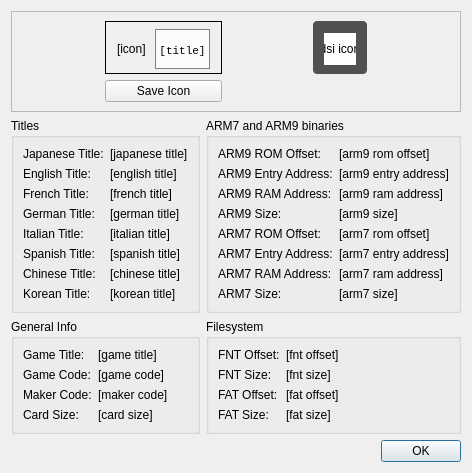
Qt form src/frontend/qt_sdl/ROMInfoDialog.ui (melonDS-emu/melonDS) before a commit.
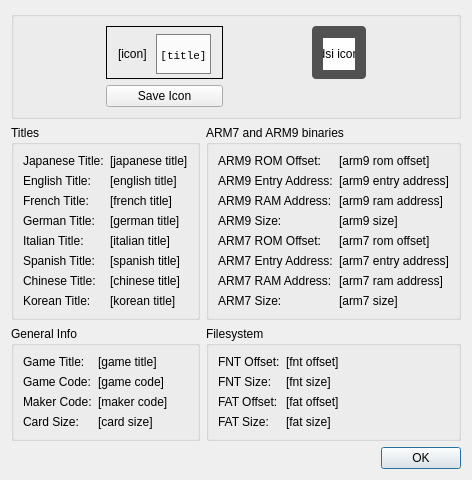
The same form after that commit.

Commit message: Change Frame to GroupBox

Diff of the .ui file:
```diff
--- a/src/frontend/qt_sdl/ROMInfoDialog.ui
+++ b/src/frontend/qt_sdl/ROMInfoDialog.ui
@@ -20,263 +20,6 @@
    <string>ROM Info - melonDS</string>
   </property>
   <layout class="QGridLayout" name="gridLayout">
-   <item row="0" column="0" colspan="2">
-    <widget class="QFrame" name="frame_2">
-     <property name="frameShape">
-      <enum>QFrame::StyledPanel</enum>
-     </property>
-     <property name="frameShadow">
-      <enum>QFrame::Raised</enum>
-     </property>
-     <layout class="QGridLayout" name="gridLayout_9">
-      <item row="0" column="1">
-       <widget class="QGroupBox" name="iconBox">
-        <property name="sizePolicy">
-         <sizepolicy hsizetype="Preferred" vsizetype="Preferred">
-          <horstretch>0</horstretch>
-          <verstretch>0</verstretch>
-         </sizepolicy>
-        </property>
-        <property name="styleSheet">
-         <string notr="true">#iconBox {
-    border: 1px solid black;
-    background-color:  qlineargradient(x1: 0, y1: 0, x2: 0, y2: 1, 
-    stop: 0 white,  
-    stop: 1 lightgrey);
-}
-
-#titleBox {
-    border: 0.5px solid grey;
-    background-color: #fbfbfb;
-}
-
-#iconTitle {
-    color: black;
-}
-</string>
-        </property>
-        <property name="title">
-         <string/>
-        </property>
-        <property name="alignment">
-         <set>Qt::AlignCenter</set>
-        </property>
-        <property name="flat">
-         <bool>false</bool>
-        </property>
-        <property name="checkable">
-         <bool>false</bool>
-        </property>
-        <layout class="QGridLayout" name="gridLayout_2">
-         <property name="topMargin">
-          <number>2</number>
-         </property>
-         <property name="bottomMargin">
-          <number>2</number>
-         </property>
-         <item row="0" column="1">
-          <widget class="QLabel" name="iconImage">
-           <property name="sizePolicy">
-            <sizepolicy hsizetype="Preferred" vsizetype="Preferred">
-             <horstretch>0</horstretch>
-             <verstretch>0</verstretch>
-            </sizepolicy>
-           </property>
-           <property name="minimumSize">
-            <size>
-             <width>32</width>
-             <height>32</height>
-            </size>
-           </property>
-           <property name="maximumSize">
-            <size>
-             <width>32</width>
-             <height>32</height>
-            </size>
-           </property>
-           <property name="text">
-            <string>[icon]</string>
-           </property>
-          </widget>
-         </item>
-         <item row="0" column="2">
-          <widget class="QGroupBox" name="titleBox">
-           <property name="sizePolicy">
-            <sizepolicy hsizetype="Expanding" vsizetype="Expanding">
-             <horstretch>0</horstretch>
-             <verstretch>0</verstretch>
-            </sizepolicy>
-           </property>
-           <property name="title">
-            <string/>
-           </property>
-           <layout class="QGridLayout" name="gridLayout_4">
-            <property name="leftMargin">
-             <number>1</number>
-            </property>
-            <property name="topMargin">
-             <number>1</number>
-            </property>
-            <property name="rightMargin">
-             <number>1</number>
-            </property>
-            <property name="bottomMargin">
-             <number>1</number>
-            </property>
-            <item row="0" column="0">
-             <widget class="QLabel" name="iconTitle">
-              <property name="sizePolicy">
-               <sizepolicy hsizetype="MinimumExpanding" vsizetype="MinimumExpanding">
-                <horstretch>0</horstretch>
-                <verstretch>0</verstretch>
-               </sizepolicy>
-              </property>
-              <property name="font">
-               <font>
-                <family>Courier New</family>
-                <pointsize>8</pointsize>
-                <weight>50</weight>
-                <italic>false</italic>
-                <bold>false</bold>
-               </font>
-              </property>
-              <property name="text">
-               <string>[title]</string>
-              </property>
-              <property name="alignment">
-               <set>Qt::AlignCenter</set>
-              </property>
-             </widget>
-            </item>
-           </layout>
-          </widget>
-         </item>
-        </layout>
-       </widget>
-      </item>
-      <item row="0" column="3">
-       <widget class="QGroupBox" name="dsiIconBox">
-        <property name="sizePolicy">
-         <sizepolicy hsizetype="Minimum" vsizetype="Minimum">
-          <horstretch>0</horstretch>
-          <verstretch>0</verstretch>
-         </sizepolicy>
-        </property>
-        <property name="styleSheet">
-         <string notr="true">#dsiIconBox {
-    border-radius: 4px;
-    background-color: #515151;
-}
-
-#dsiIconImage {
-    background-color: white;
-}</string>
-        </property>
-        <property name="title">
-         <string/>
-        </property>
-        <property name="alignment">
-         <set>Qt::AlignCenter</set>
-        </property>
-        <property name="flat">
-         <bool>false</bool>
-        </property>
-        <property name="checkable">
-         <bool>false</bool>
-        </property>
-        <layout class="QGridLayout" name="gridLayout_10">
-         <property name="leftMargin">
-          <number>8</number>
-         </property>
-         <property name="topMargin">
-          <number>6</number>
-         </property>
-         <property name="rightMargin">
-          <number>8</number>
-         </property>
-         <property name="bottomMargin">
-          <number>6</number>
-         </property>
-         <item row="0" column="0">
-          <widget class="QLabel" name="dsiIconImage">
-           <property name="sizePolicy">
-            <sizepolicy hsizetype="Minimum" vsizetype="Minimum">
-             <horstretch>0</horstretch>
-             <verstretch>0</verstretch>
-            </sizepolicy>
-           </property>
-           <property name="minimumSize">
-            <size>
-             <width>32</width>
-             <height>32</height>
-            </size>
-           </property>
-           <property name="maximumSize">
-            <size>
-             <width>32</width>
-             <height>32</height>
-            </size>
-           </property>
-           <property name="text">
-            <string>[dsi icon]</string>
-           </property>
-           <property name="alignment">
-            <set>Qt::AlignCenter</set>
-           </property>
-          </widget>
-         </item>
-        </layout>
-       </widget>
-      </item>
-      <item row="0" column="0">
-       <spacer name="horizontalSpacer">
-        <property name="orientation">
-         <enum>Qt::Horizontal</enum>
-        </property>
-        <property name="sizeHint" stdset="0">
-         <size>
-          <width>55</width>
-          <height>20</height>
-         </size>
-        </property>
-       </spacer>
-      </item>
-      <item row="0" column="4">
-       <spacer name="horizontalSpacer_3">
-        <property name="orientation">
-         <enum>Qt::Horizontal</enum>
-        </property>
-        <property name="sizeHint" stdset="0">
-         <size>
-          <width>40</width>
-          <height>20</height>
-         </size>
-        </property>
-       </spacer>
-      </item>
-      <item row="0" column="2">
-       <spacer name="horizontalSpacer_2">
-        <property name="orientation">
-         <enum>Qt::Horizontal</enum>
-        </property>
-        <property name="sizeHint" stdset="0">
-         <size>
-          <width>40</width>
-          <height>20</height>
-         </size>
-        </property>
-       </spacer>
-      </item>
-      <item row="1" column="1">
-       <widget class="QPushButton" name="saveIconButton">
-        <property name="text">
-         <string>Save Icon</string>
-        </property>
-       </widget>
-      </item>
-     </layout>
-    </widget>
-   </item>
    <item row="2" column="0">
     <widget class="QGroupBox" name="titles">
      <property name="sizePolicy">
@@ -797,6 +540,257 @@
      </property>
     </widget>
    </item>
+   <item row="0" column="0" colspan="2">
+    <widget class="QGroupBox" name="groupBox_2">
+     <layout class="QGridLayout" name="gridLayout_9">
+      <item row="0" column="1">
+       <widget class="QGroupBox" name="iconBox">
+        <property name="sizePolicy">
+         <sizepolicy hsizetype="Preferred" vsizetype="Preferred">
+          <horstretch>0</horstretch>
+          <verstretch>0</verstretch>
+         </sizepolicy>
+        </property>
+        <property name="styleSheet">
+         <string notr="true">#iconBox {
+    border: 1px solid black;
+    background-color:  qlineargradient(x1: 0, y1: 0, x2: 0, y2: 1, 
+    stop: 0 white,  
+    stop: 1 lightgrey);
+}
+
+#titleBox {
+    border: 0.5px solid grey;
+    background-color: #fbfbfb;
+}
+
+#iconTitle {
+    color: black;
+}
+</string>
+        </property>
+        <property name="title">
+         <string/>
+        </property>
+        <property name="alignment">
+         <set>Qt::AlignCenter</set>
+        </property>
+        <property name="flat">
+         <bool>false</bool>
+        </property>
+        <property name="checkable">
+         <bool>false</bool>
+        </property>
+        <layout class="QGridLayout" name="gridLayout_2">
+         <property name="topMargin">
+          <number>2</number>
+         </property>
+         <property name="bottomMargin">
+          <number>2</number>
+         </property>
+         <item row="0" column="1">
+          <widget class="QLabel" name="iconImage">
+           <property name="sizePolicy">
+            <sizepolicy hsizetype="Preferred" vsizetype="Preferred">
+             <horstretch>0</horstretch>
+             <verstretch>0</verstretch>
+            </sizepolicy>
+           </property>
+           <property name="minimumSize">
+            <size>
+             <width>32</width>
+             <height>32</height>
+            </size>
+           </property>
+           <property name="maximumSize">
+            <size>
+             <width>32</width>
+             <height>32</height>
+            </size>
+           </property>
+           <property name="text">
+            <string>[icon]</string>
+           </property>
+          </widget>
+         </item>
+         <item row="0" column="2">
+          <widget class="QGroupBox" name="titleBox">
+           <property name="sizePolicy">
+            <sizepolicy hsizetype="Expanding" vsizetype="Expanding">
+             <horstretch>0</horstretch>
+             <verstretch>0</verstretch>
+            </sizepolicy>
+           </property>
+           <property name="title">
+            <string/>
+           </property>
+           <layout class="QGridLayout" name="gridLayout_4">
+            <property name="leftMargin">
+             <number>1</number>
+            </property>
+            <property name="topMargin">
+             <number>1</number>
+            </property>
+            <property name="rightMargin">
+             <number>1</number>
+            </property>
+            <property name="bottomMargin">
+             <number>1</number>
+            </property>
+            <item row="0" column="0">
+             <widget class="QLabel" name="iconTitle">
+              <property name="sizePolicy">
+               <sizepolicy hsizetype="MinimumExpanding" vsizetype="MinimumExpanding">
+                <horstretch>0</horstretch>
+                <verstretch>0</verstretch>
+               </sizepolicy>
+              </property>
+              <property name="font">
+               <font>
+                <family>Courier New</family>
+                <pointsize>8</pointsize>
+                <weight>50</weight>
+                <italic>false</italic>
+                <bold>false</bold>
+               </font>
+              </property>
+              <property name="text">
+               <string>[title]</string>
+              </property>
+              <property name="alignment">
+               <set>Qt::AlignCenter</set>
+              </property>
+             </widget>
+            </item>
+           </layout>
+          </widget>
+         </item>
+        </layout>
+       </widget>
+      </item>
+      <item row="0" column="3">
+       <widget class="QGroupBox" name="dsiIconBox">
+        <property name="sizePolicy">
+         <sizepolicy hsizetype="Minimum" vsizetype="Minimum">
+          <horstretch>0</horstretch>
+          <verstretch>0</verstretch>
+         </sizepolicy>
+        </property>
+        <property name="styleSheet">
+         <string notr="true">#dsiIconBox {
+    border-radius: 4px;
+    background-color: #515151;
+}
+
+#dsiIconImage {
+    background-color: white;
+}</string>
+        </property>
+        <property name="title">
+         <string/>
+        </property>
+        <property name="alignment">
+         <set>Qt::AlignCenter</set>
+        </property>
+        <property name="flat">
+         <bool>false</bool>
+        </property>
+        <property name="checkable">
+         <bool>false</bool>
+        </property>
+        <layout class="QGridLayout" name="gridLayout_10">
+         <property name="leftMargin">
+          <number>8</number>
+         </property>
+         <property name="topMargin">
+          <number>6</number>
+         </property>
+         <property name="rightMargin">
+          <number>8</number>
+         </property>
+         <property name="bottomMargin">
+          <number>6</number>
+         </property>
+         <item row="0" column="0">
+          <widget class="QLabel" name="dsiIconImage">
+           <property name="sizePolicy">
+            <sizepolicy hsizetype="Minimum" vsizetype="Minimum">
+             <horstretch>0</horstretch>
+             <verstretch>0</verstretch>
+            </sizepolicy>
+           </property>
+           <property name="minimumSize">
+            <size>
+             <width>32</width>
+             <height>32</height>
+            </size>
+           </property>
+           <property name="maximumSize">
+            <size>
+             <width>32</width>
+             <height>32</height>
+            </size>
+           </property>
+           <property name="text">
+            <string>[dsi icon]</string>
+           </property>
+           <property name="alignment">
+            <set>Qt::AlignCenter</set>
+           </property>
+          </widget>
+         </item>
+        </layout>
+       </widget>
+      </item>
+      <item row="0" column="0">
+       <spacer name="horizontalSpacer">
+        <property name="orientation">
+         <enum>Qt::Horizontal</enum>
+        </property>
+        <property name="sizeHint" stdset="0">
+         <size>
+          <width>55</width>
+          <height>20</height>
+         </size>
+        </property>
+       </spacer>
+      </item>
+      <item row="0" column="4">
+       <spacer name="horizontalSpacer_3">
+        <property name="orientation">
+         <enum>Qt::Horizontal</enum>
+        </property>
+        <property name="sizeHint" stdset="0">
+         <size>
+          <width>40</width>
+          <height>20</height>
+         </size>
+        </property>
+       </spacer>
+      </item>
+      <item row="0" column="2">
+       <spacer name="horizontalSpacer_2">
+        <property name="orientation">
+         <enum>Qt::Horizontal</enum>
+        </property>
+        <property name="sizeHint" stdset="0">
+         <size>
+          <width>40</width>
+          <height>20</height>
+         </size>
+        </property>
+       </spacer>
+      </item>
+      <item row="1" column="1">
+       <widget class="QPushButton" name="saveIconButton">
+        <property name="text">
+         <string>Save Icon</string>
+        </property>
+       </widget>
+      </item>
+     </layout>
+    </widget>
+   </item>
   </layout>
  </widget>
  <resources/>
```
